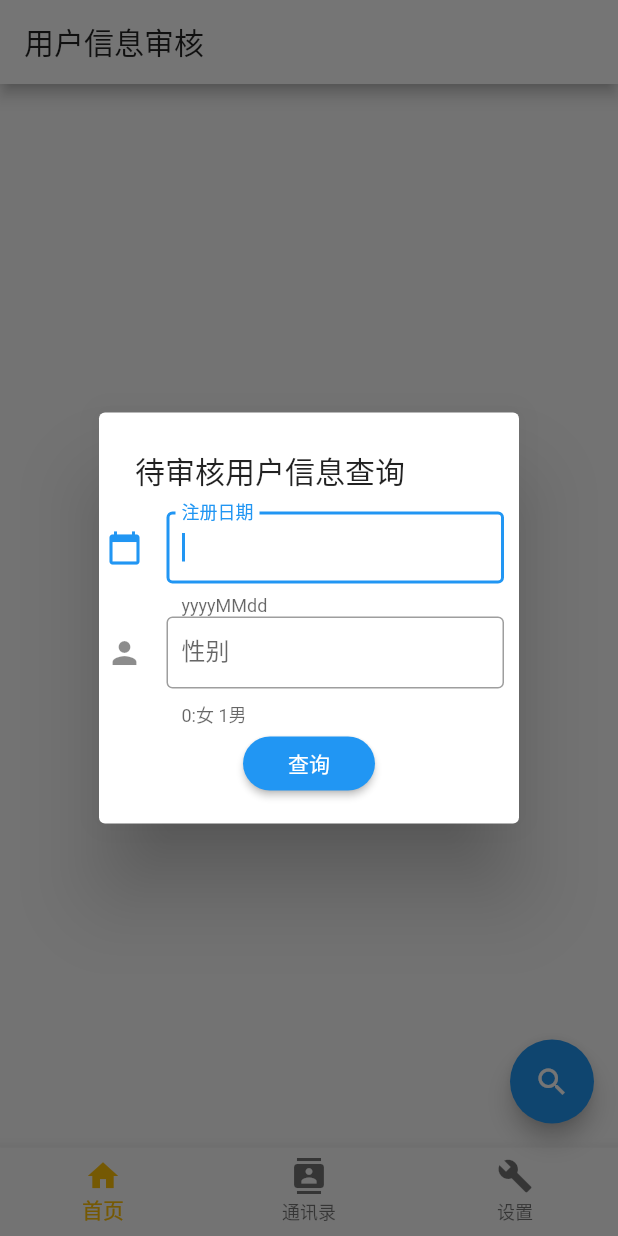
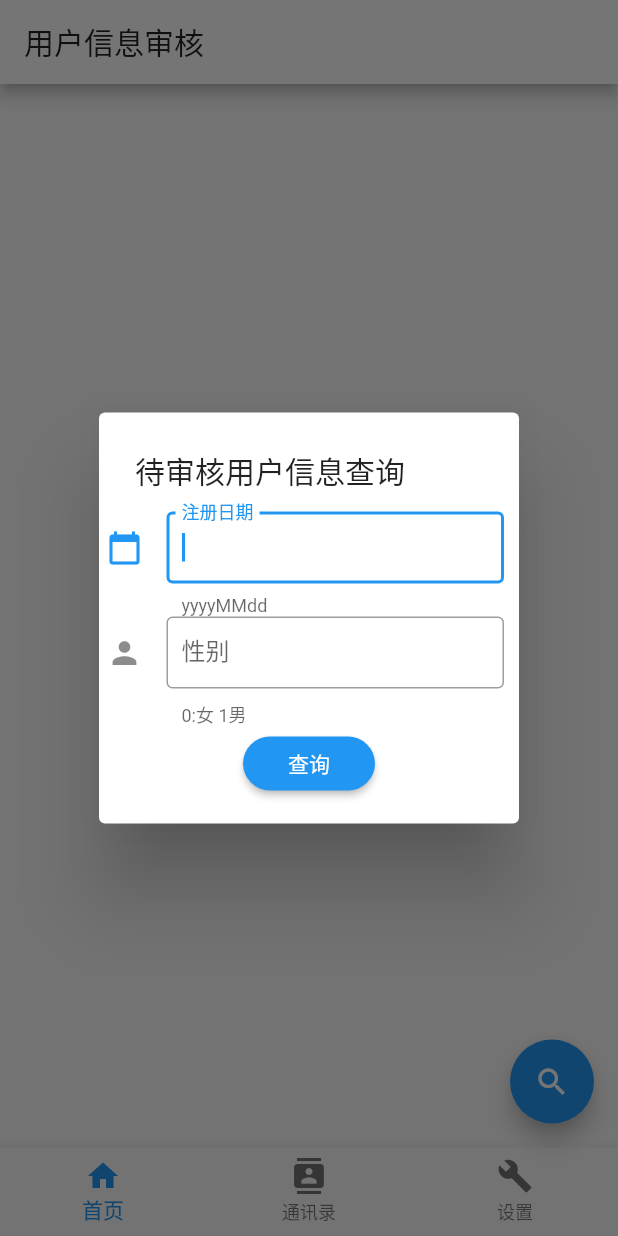
Before and after one commit to xiaofang168/flutter_exercise, a Flutter app: the UserAuditListHome screen opened directly, after a tap on the "search" icon, on a phone screen of 412 x 824 dp. Run offline on Flutter 3.47's test engine with Material 2 defaults, Android fonts, the phone set to English and light mode, and no system bars; our stand-ins replace dio, fluro, flutter_easyloading, flutter_screenutil, fluttertoast, webview_flutter; missing offline and left inert: webview_flutter_plus; network calls fail.

Commit message:
增加了到设置页面的跳转

```diff
--- a/lib/config/route_handlers.dart
+++ b/lib/config/route_handlers.dart
@@ -1,8 +1,14 @@
 import 'package:fluro/fluro.dart';
 import 'package:flutter/material.dart';
+import 'package:flutter_app/pages/setting.dart';
 import 'package:flutter_app/pages/user/user_audit_list.dart';
 
 var rootHandler = Handler(
     handlerFunc: (BuildContext context, Map<String, List<String>> params) {
       return UserAuditList();
     });
+
+var settingHandler = Handler(
+    handlerFunc: (BuildContext context, Map<String, List<String>> params) {
+      return Setting();
+    });
--- a/lib/config/routes.dart
+++ b/lib/config/routes.dart
@@ -4,6 +4,7 @@ import './route_handlers.dart';
 
 class Routes {
   static String root = "/";
+  static String setting = "/setting";
 
   static void configureRoutes(FluroRouter router) {
     router.notFoundHandler = Handler(handlerFunc: (BuildContext context, Map<String, List<String>> params) {
@@ -11,5 +12,6 @@ class Routes {
       return;
     });
     router.define(root, handler: rootHandler);
+    router.define(setting, handler: settingHandler);
   }
 }
--- a/lib/pages/user/user_audit_list.dart
+++ b/lib/pages/user/user_audit_list.dart
@@ -191,7 +191,7 @@ class _UserAuditListHomeState extends State<UserAuditListHome> {
               child: Text("$dataAlert"),
             ),
       floatingActionButton: FloatingActionButton(
-        child: Icon(Icons.search),
+        child: const Icon(Icons.search),
         onPressed: () {
           showDialog(
               context: context,
@@ -217,7 +217,13 @@ class _UserAuditListHomeState extends State<UserAuditListHome> {
           ),
         ],
         currentIndex: 0,
-        selectedItemColor: Colors.amber,
+        selectedItemColor: Colors.blue,
+        onTap: (int index) {
+          print(index);
+          if(index==2){
+            Application.router.navigateTo(context, "/setting");
+          }
+        },
       ),
     );
   }
```
Also changed, not shown: lib/pages/setting.dart (added, +12 -0 lines).
